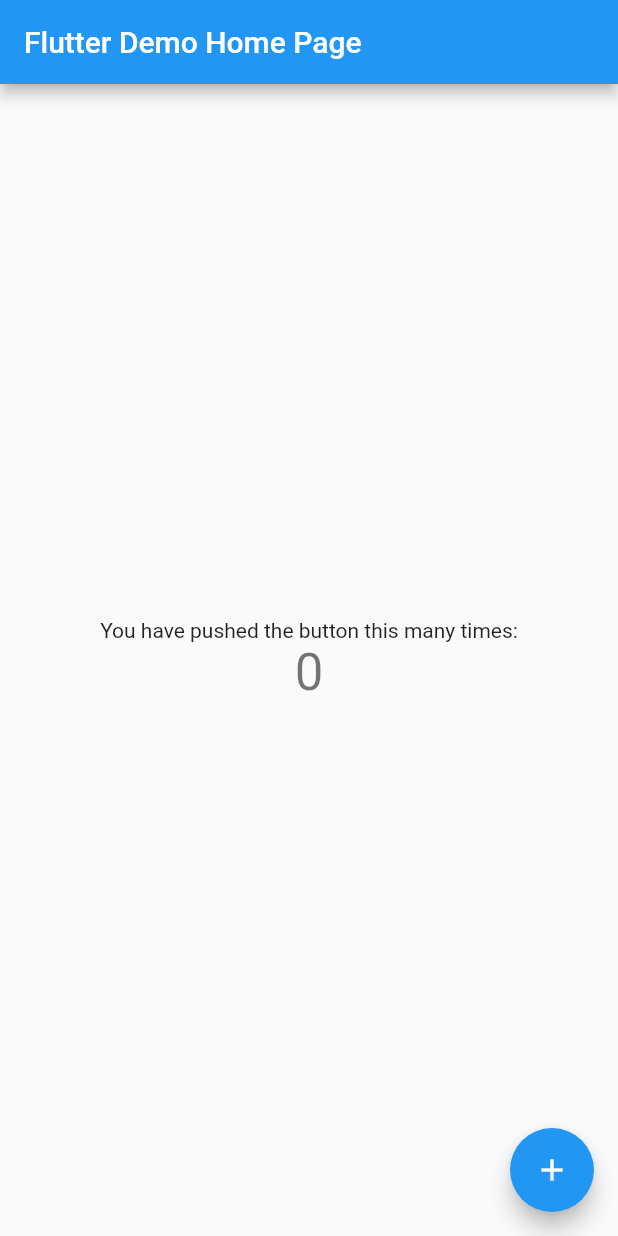
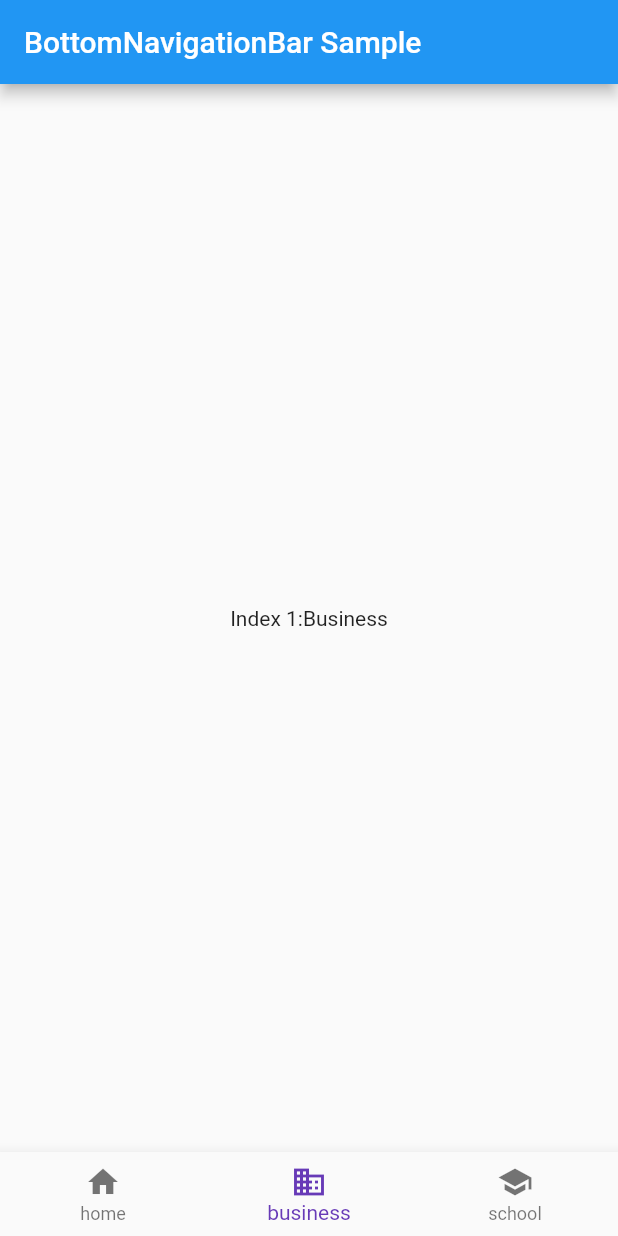
Before and after one commit to pcaddicted/flutter_first_app_more, a Flutter app: the screen it shows after launch, on a phone screen of 412 x 824 dp. Run offline on Flutter 3.47's test engine with Material 2 defaults, Android fonts, the phone set to English and light mode, and no system bars.

Commit message:
base_widget bottomnavigationbar 初步完成

```diff
--- a/lib/main.dart
+++ b/lib/main.dart
@@ -19,91 +19,50 @@ class MyApp extends StatelessWidget {
         // counter didn't reset back to zero; the application is not restarted.
         primarySwatch: Colors.blue,
       ),
-      home: new MyHomePage(title: 'Flutter Demo Home Page'),
+      home: new MyHomePage(),
     );
   }
 }
 
 class MyHomePage extends StatefulWidget {
-  MyHomePage({Key key, this.title}) : super(key: key);
-
-  // This widget is the home page of your application. It is stateful, meaning
-  // that it has a State object (defined below) that contains fields that affect
-  // how it looks.
-
-  // This class is the configuration for the state. It holds the values (in this
-  // case the title) provided by the parent (in this case the App widget) and
-  // used by the build method of the State. Fields in a Widget subclass are
-  // always marked "final".
-
-  final String title;
-
+  MyHomePage({Key key}) : super(key: key);
   @override
   _MyHomePageState createState() => new _MyHomePageState();
 }
 
 class _MyHomePageState extends State<MyHomePage> {
-  int _counter = 0;
-
-  void _incrementCounter() {
-    setState(() {
-      // This call to setState tells the Flutter framework that something has
-      // changed in this State, which causes it to rerun the build method below
-      // so that the display can reflect the updated values. If we changed
-      // _counter without calling setState(), then the build method would not be
-      // called again, and so nothing would appear to happen.
-      _counter++;
-    });
+  int _selectedIndex = 1;
+  final _widgetOptions = [
+    Text('Index 0:Home'),
+    Text('Index 1:Business'),
+    Text('Index 2:School')
+  ];
+  @override
+  Widget build(BuildContext context) {
+    // TODO: implement build
+    return Scaffold(
+      appBar: AppBar(
+        title: Text('BottomNavigationBar Sample'),
+      ),
+      body: Center(
+        child: _widgetOptions.elementAt(_selectedIndex),
+      ),
+      bottomNavigationBar: BottomNavigationBar(
+        items: <BottomNavigationBarItem>[
+          BottomNavigationBarItem(icon: Icon(Icons.home),title: Text('home')),
+          BottomNavigationBarItem(icon: Icon(Icons.business),title: Text('business')),
+          BottomNavigationBarItem(icon: Icon(Icons.school),title: Text('school'))
+        ],
+        currentIndex: _selectedIndex,
+        fixedColor: Colors.deepPurple,
+        onTap: _onItemTapped,
+      ),
+    );
   }
 
-  @override
-  Widget build(BuildContext context) {
-    // This method is rerun every time setState is called, for instance as done
-    // by the _incrementCounter method above.
-    //
-    // The Flutter framework has been optimized to make rerunning build methods
-    // fast, so that you can just rebuild anything that needs updating rather
-    // than having to individually change instances of widgets.
-    return new Scaffold(
-      appBar: new AppBar(
-        // Here we take the value from the MyHomePage object that was created by
-        // the App.build method, and use it to set our appbar title.
-        title: new Text(widget.title),
-      ),
-      body: new Center(
-        // Center is a layout widget. It takes a single child and positions it
-        // in the middle of the parent.
-        child: new Column(
-          // Column is also layout widget. It takes a list of children and
-          // arranges them vertically. By default, it sizes itself to fit its
-          // children horizontally, and tries to be as tall as its parent.
-          //
-          // Invoke "debug paint" (press "p" in the console where you ran
-          // "flutter run", or select "Toggle Debug Paint" from the Flutter tool
-          // window in IntelliJ) to see the wireframe for each widget.
-          //
-          // Column has various properties to control how it sizes itself and
-          // how it positions its children. Here we use mainAxisAlignment to
-          // center the children vertically; the main axis here is the vertical
-          // axis because Columns are vertical (the cross axis would be
-          // horizontal).
-          mainAxisAlignment: MainAxisAlignment.center,
-          children: <Widget>[
-            new Text(
-              'You have pushed the button this many times:',
-            ),
-            new Text(
-              '$_counter',
-              style: Theme.of(context).textTheme.display1,
-            ),
-          ],
-        ),
-      ),
-      floatingActionButton: new FloatingActionButton(
-        onPressed: _incrementCounter,
-        tooltip: 'Increment',
-        child: new Icon(Icons.add),
-      ), // This trailing comma makes auto-formatting nicer for build methods.
-    );
+  void _onItemTapped(int index){
+    setState(() {
+          _selectedIndex = index;
+        });
   }
 }
```
